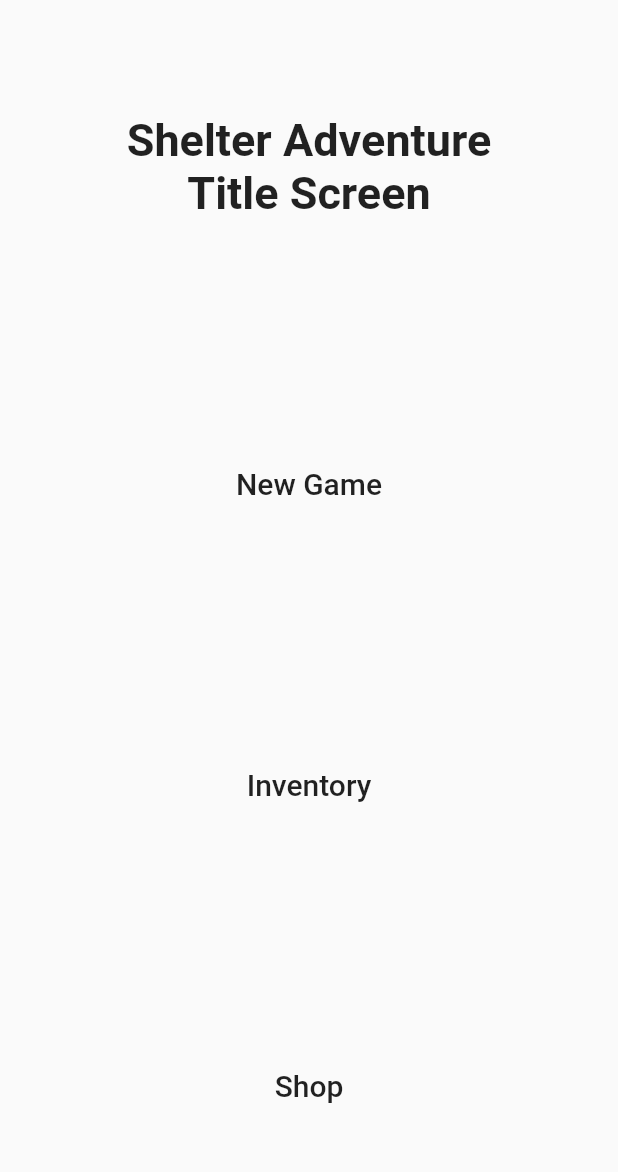
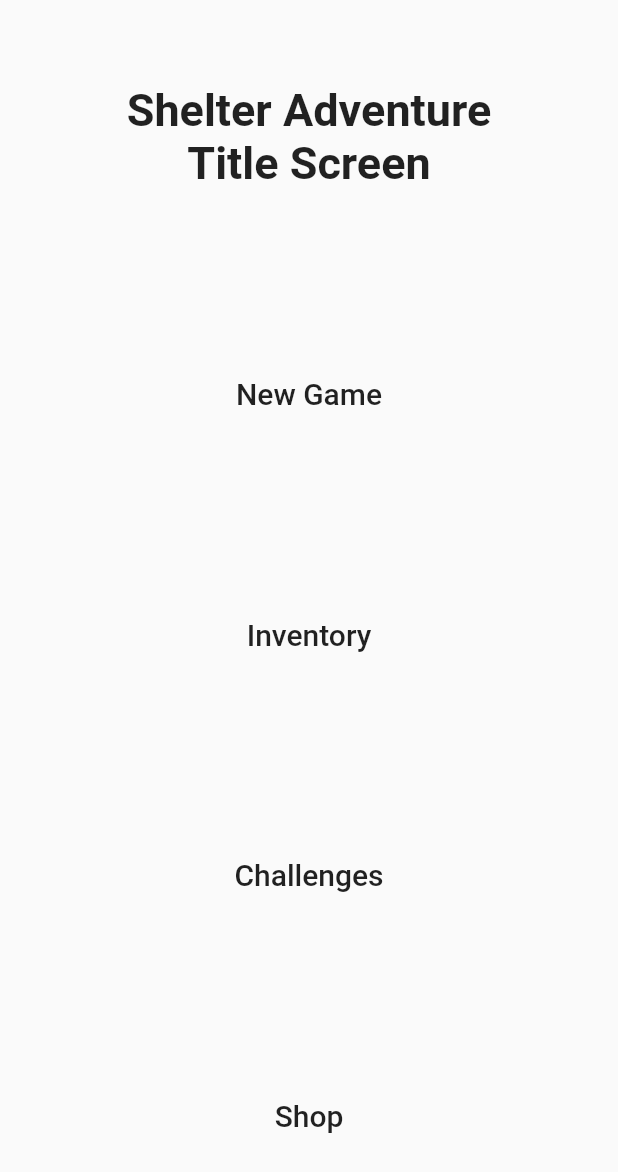
Before and after one commit to kskotheim/shelter_adventure, a Flutter app: the screen it shows after launch, on a phone screen of 412 x 824 dp. Shown: the top 1172 px of the screen. Run offline on Flutter 3.47's test engine with Material 2 defaults, Android fonts, the phone set to English and light mode, and no system bars; our stand-ins replace shared_preferences.

Commit message:
add challenges page

```diff
--- a/lib/components/game/game_logic.dart
+++ b/lib/components/game/game_logic.dart
@@ -12,6 +12,7 @@ class GameLogic{
   void showTitleScreen() => _gameStateController.sink.add(GameStateTitleScreen());
   void showGameScreen() => _gameStateController.sink.add(GameStatePlaying());
   void showInventory() => _gameStateController.sink.add(GameStateInventory());
+  void showChallenges() => _gameStateController.sink.add(GameStateChallenges());
   void showShop() => _gameStateController.sink.add(GameStateShop());
 
   SharedPrefsManager _sharedPrefs;
@@ -50,4 +51,6 @@ class GameStateShop extends GameState{}
 
 class GameStateInventory extends GameState{}
 
+class GameStateChallenges extends GameState{}
+
 class GameStateLoading extends GameState{}
--- a/lib/components/game/game_page.dart
+++ b/lib/components/game/game_page.dart
@@ -1,6 +1,7 @@
 import 'package:flutter/material.dart';
 import 'package:provider/provider.dart';
 import 'package:shelter_adventure/components/adventure/adventure_page.dart';
+import 'package:shelter_adventure/components/challenge/challenge_page.dart';
 import 'package:shelter_adventure/components/game/game_logic.dart';
 import 'package:shelter_adventure/components/game/title_screen.dart';
 import 'package:shelter_adventure/components/inventory/inventory_page.dart';
@@ -37,6 +38,9 @@ class GamePage extends StatelessWidget {
             if (snapshot.data is GameStateLoading) {
               return LoadingScreen();
             }
+            if(snapshot.data is GameStateChallenges) {
+              return ChallengePage();
+            }
           }),
     );
   }
--- a/lib/components/game/title_screen.dart
+++ b/lib/components/game/title_screen.dart
@@ -30,6 +30,10 @@ class TitleScreen extends StatelessWidget {
               onPressed: gameLogic.showInventory,
             ),
             FlatButton(
+              child: Text('Challenges', style: Style.subTitleTextStyle,),
+              onPressed: gameLogic.showChallenges,
+            ),
+            FlatButton(
               child: Text('Shop', style: Style.subTitleTextStyle,),
               onPressed: gameLogic.showShop,
             ),
--- a/lib/components/inventory/inventory_logic.dart
+++ b/lib/components/inventory/inventory_logic.dart
@@ -49,9 +49,11 @@ class InventoryLogic {
 
   Function get saveInventory => _saveInventory;
 
-  // these methods are for test buttons
+  // these methods are for test buttons to unlock or reset the list of unlocked items
   void resetUnlockedItemsButtonPressed() {
     gameLogic.inventory.unlockedItemIds = List<String>.from(Inventory.BASE_UNLOCKED_INVENTORY);
+    gameLogic.inventory.equippedItemIds = [];
+    gameLogic.inventory.inventorySize = Inventory.BASE_INVENTORY_SIZE;
     saveInventory();
     updateInventory(gameLogic.inventory);
   }
```
Also changed, not shown: lib/components/challenge/challenge_page.dart (added, +24 -0 lines), lib/components/challenge/challenge_logic.dart (added).
